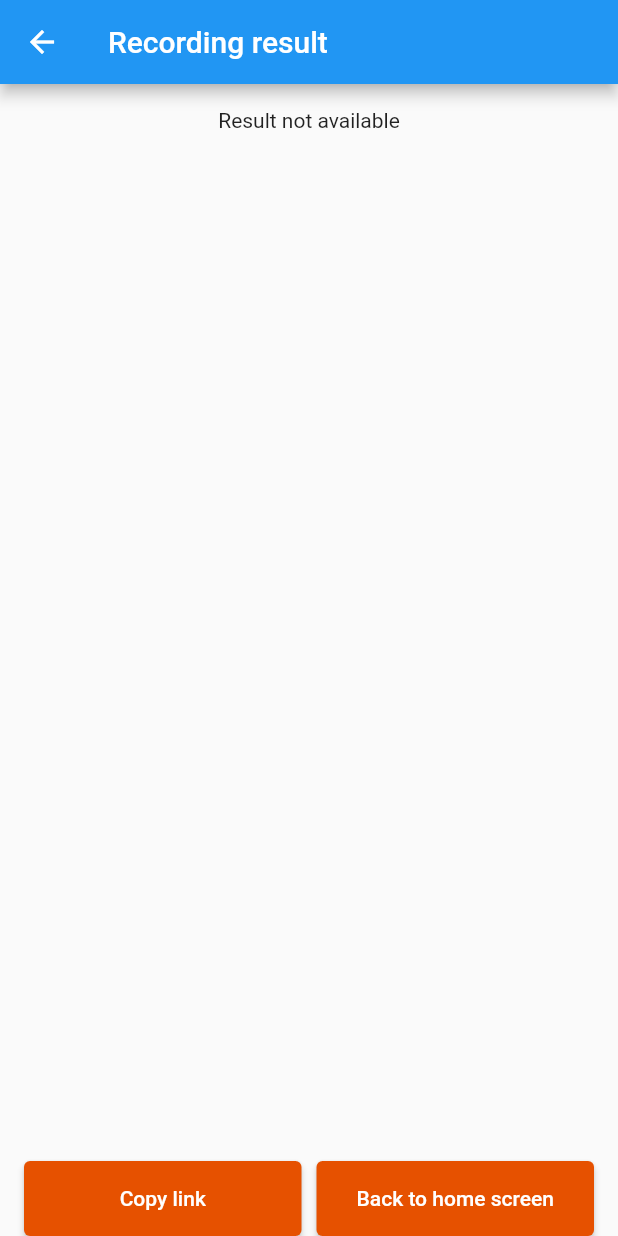
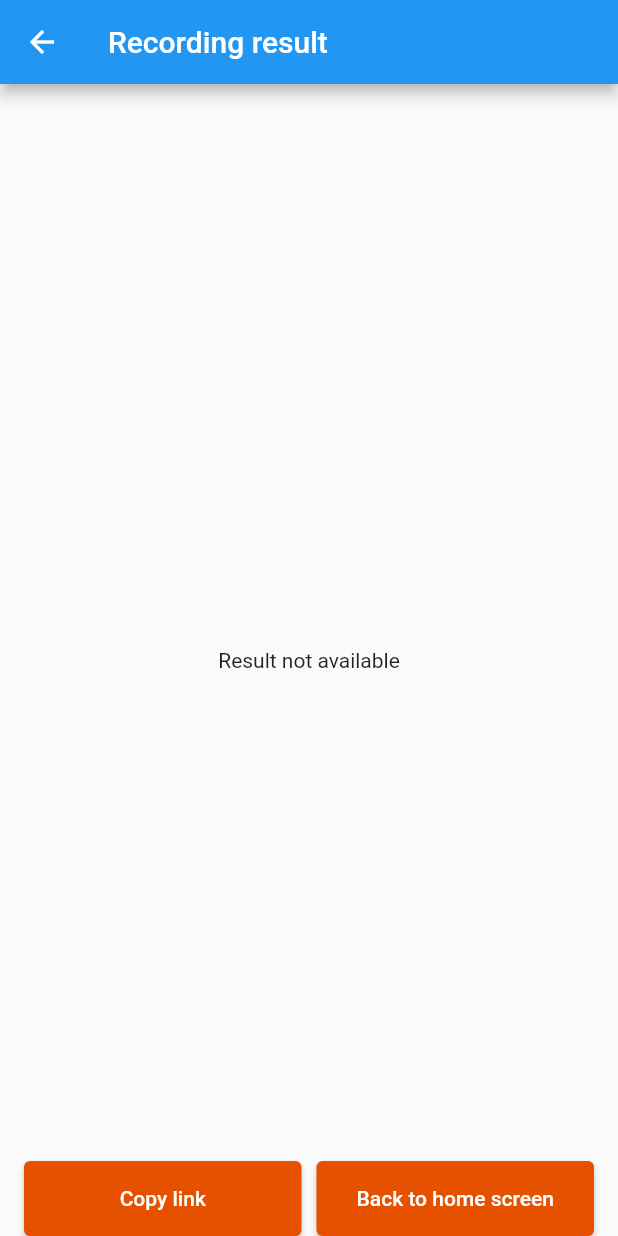
Before and after one commit to finto-io/sdk-flutter-demo, a Flutter app: the VideoRecorderResultScreen screen opened by its route, on a phone screen of 412 x 824 dp. Run offline on Flutter 3.47's test engine with Material 2 defaults, Android fonts, the phone set to English and light mode, and no system bars; our stand-ins replace permission_handler.

Commit message:
fixed: alignment, headers

```diff
--- a/lib/routes/scanner/scanner.back.screen.dart
+++ b/lib/routes/scanner/scanner.back.screen.dart
@@ -58,7 +58,7 @@ class _PlatformChannelState extends State<ScannerBackScreen> {
   Widget build(BuildContext context) {
     return Scaffold(
       backgroundColor: Colors.black,
-      appBar: AppBar(title: const Text('Scan your back ID')),
+      appBar: AppBar(title: const Text('Scan back of your ID')),
       body: SafeArea(
         minimum: const EdgeInsets.all(0.0),
         child: CustomUIKitView(
--- a/lib/routes/scanner/scanner.front.screen.dart
+++ b/lib/routes/scanner/scanner.front.screen.dart
@@ -58,7 +58,7 @@ class _PlatformChannelState extends State<ScannerFrontScreen> {
   Widget build(BuildContext context) {
     return Scaffold(
       backgroundColor: Colors.black,
-      appBar: AppBar(title: const Text('Scan your front ID')),
+      appBar: AppBar(title: const Text('Scan front of your ID')),
       body: SafeArea(
         minimum: const EdgeInsets.all(0.0),
         child: CustomUIKitView(
--- a/lib/routes/videoRecorder/video.recorder.result.screen.dart
+++ b/lib/routes/videoRecorder/video.recorder.result.screen.dart
@@ -58,11 +58,9 @@ class VideoRecorderResultState extends State<VideoRecorderResultScreen> {
       ),
       body: SafeArea(
         minimum: const EdgeInsets.all(16.0),
-        child: SingleChildScrollView(
-          child: Container(
-              alignment: Alignment.center,
-              child: Text(widget.result ?? "Result not available")),
-        ),
+        child: Container(
+            alignment: Alignment.center,
+            child: Text(widget.result ?? "Result not available")),
       ),
     );
   }
```
Also changed, not shown: lib/routes/videoRecorder/video.recorder.screen.dart (+8 -8 lines).
